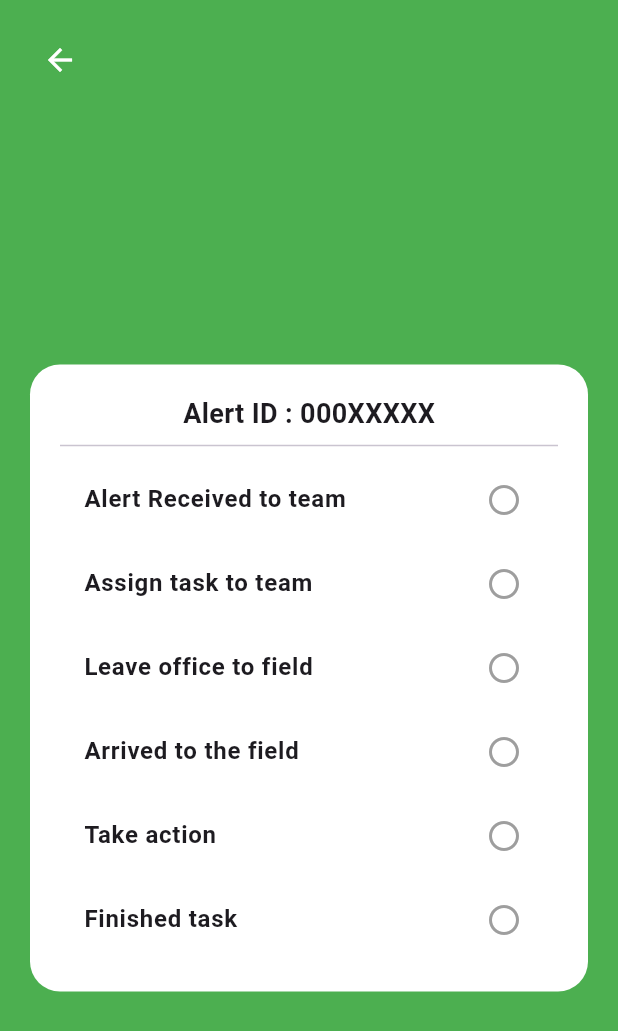
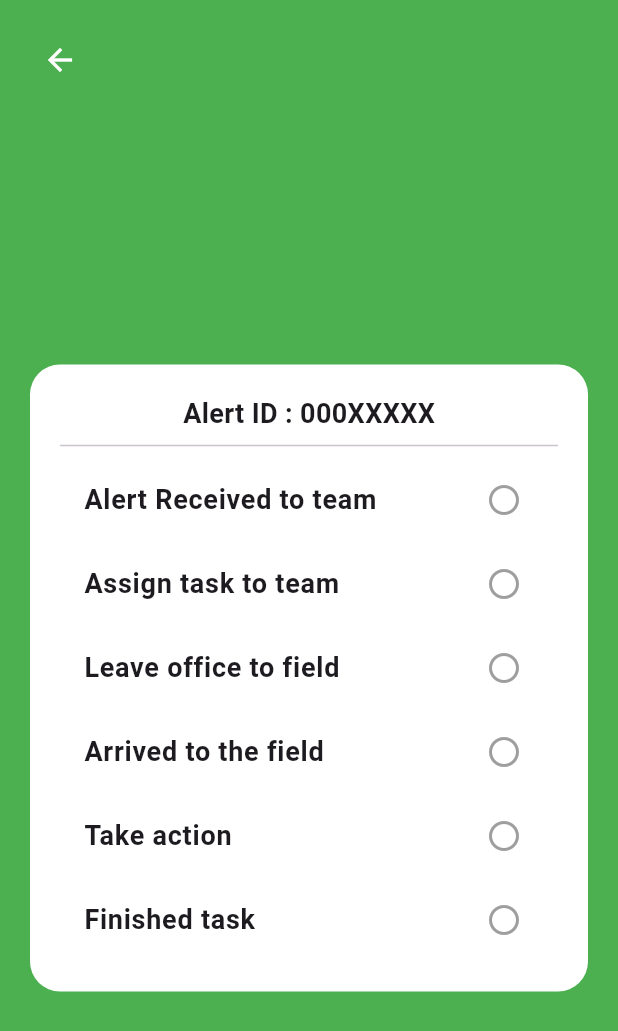
Before and after one commit to mohamedalisaifudeen/safecrop, a Flutter app: the AlertScreen screen opened directly, on a phone screen of 412 x 824 dp. Shown: the top 1031 px of the screen. Run offline on Flutter 3.47's test engine with Material 3 defaults, Android fonts, the phone set to English and light mode, and no system bars; our stand-ins replace cloud_firestore, firebase_core; accounts and stored records are empty.

Commit message:
User friendly UI increase fonts

```diff
--- a/lib/AlertNew.dart
+++ b/lib/AlertNew.dart
@@ -75,7 +75,10 @@ class AlertScreen extends StatelessWidget {
                               return ListTile(
                                 title: Text(
                                   alertSteps[index]["title"],
-                                  style: TextStyle(fontWeight: FontWeight.bold),
+                                  style: TextStyle(
+                                    fontWeight: FontWeight.bold,
+                                    fontSize: 18, // Increased font size here
+                                  ),
                                 ),
                                 trailing: GestureDetector(
                                   onTap: () => toggleTaskStatus(index),
```
